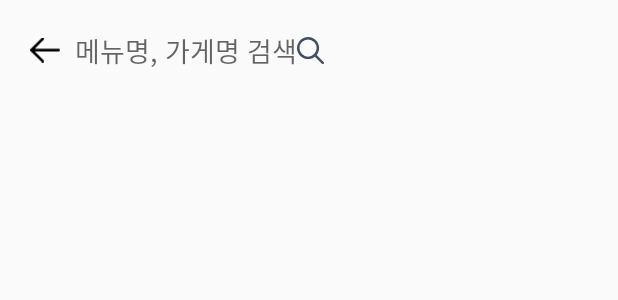
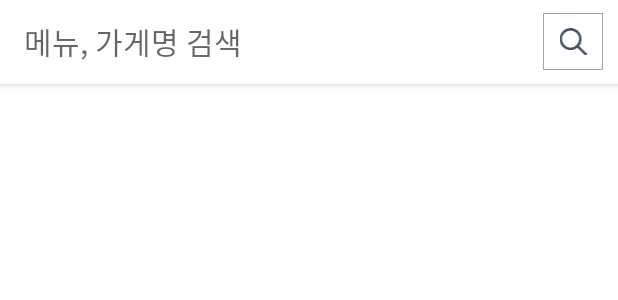
Before and after one commit to 2020-IT2/woowa-android-main-, an Android app: the layout activity_search.xml on its own in the app's theme, with its tools: preview values and no code run, on a phone screen of 412 x 824 dp. Shown: the top 300 px of the screen. Run offline under Robolectric (Android 15) with nearby library versions, the phone set to English and light mode, and no system bars.

Commit message:
ADD search bar

```diff
--- a/app/src/main/AndroidManifest.xml
+++ b/app/src/main/AndroidManifest.xml
@@ -12,7 +12,8 @@
         android:roundIcon="@mipmap/ic_launcher_round"
         android:supportsRtl="true"
         android:theme="@style/AppTheme">
-        <activity android:name=".MainActivity">
+        <activity android:name=".MainActivity"
+            android:configChanges="orientation|screenSize">
             <intent-filter>
                 <action android:name="android.intent.action.MAIN" />
 
--- a/app/src/main/java/com/woowahan/woowahanfoods/Home.java
+++ b/app/src/main/java/com/woowahan/woowahanfoods/Home.java
@@ -12,7 +12,7 @@ import androidx.annotation.NonNull;
 import androidx.annotation.Nullable;
 import androidx.fragment.app.Fragment;
 
-public class Home extends Fragment {
+public class Home extends Fragment  {
 
     private LinearLayout search, address;
 
--- a/app/src/main/java/com/woowahan/woowahanfoods/MainActivity.java
+++ b/app/src/main/java/com/woowahan/woowahanfoods/MainActivity.java
@@ -1,6 +1,7 @@
 package com.woowahan.woowahanfoods;
 
 import android.content.Intent;
+import android.content.res.Configuration;
 import android.graphics.Color;
 import android.os.Bundle;
 import android.util.Log;
@@ -143,4 +144,8 @@ public class MainActivity extends AppCompatActivity implements OnMapReadyCallbac
         transaction.addToBackStack(null);
         transaction.commit();
     }
+
+    public void onConfigurationChanged(Configuration newConfig) {
+        super.onConfigurationChanged(newConfig);
+    }
 }
--- a/app/src/main/res/layout/activity_search.xml
+++ b/app/src/main/res/layout/activity_search.xml
@@ -1,38 +1,78 @@
 <?xml version="1.0" encoding="utf-8"?>
-<LinearLayout xmlns:android="http://schemas.android.com/apk/res/android"
+<androidx.coordinatorlayout.widget.CoordinatorLayout
+    xmlns:android="http://schemas.android.com/apk/res/android"
     xmlns:app="http://schemas.android.com/apk/res-auto"
     xmlns:tools="http://schemas.android.com/tools"
     android:layout_width="match_parent"
     android:layout_height="match_parent"
-    tools:context=".Search">
+    android:background="@android:color/white">
 
-    <LinearLayout
+    <androidx.core.widget.NestedScrollView
         android:layout_width="match_parent"
-        android:layout_height="wrap_content"
-        android:orientation="horizontal"
-        android:layout_marginTop="20dp">
-        <ImageView
-            android:id="@+id/iv_arrowleft"
-            android:layout_width="20dp"
-            android:layout_height="20dp"
-            android:src="@drawable/ic_arrowleft"
-            android:layout_marginLeft="20dp"
-            android:layout_gravity="center"/>
+        android:layout_height="match_parent"
+        android:layout_marginBottom="70dp"
+        android:overScrollMode="never"
+        android:scrollbarFadeDuration="0"
+        android:scrollbarSize="5dp"
+        android:scrollbarThumbVertical="@android:color/darker_gray"
+        app:layout_behavior="@string/appbar_scrolling_view_behavior">
 
-        <EditText
-            android:layout_width="wrap_content"
+        <androidx.recyclerview.widget.RecyclerView
+            android:id="@+id/rv_comment"
+            android:layout_width="match_parent"
             android:layout_height="wrap_content"
-            android:hint="메뉴명, 가게명 검색"
-            android:background="@color/transparent"
-            android:layout_marginLeft="10dp"
-            android:fontFamily="@font/eleven"/>
+            android:layout_marginHorizontal="15dp"
+            android:overScrollMode="never" />
+    </androidx.core.widget.NestedScrollView>
 
-        <ImageView
-            android:layout_width="wrap_content"
+    <com.google.android.material.appbar.AppBarLayout
+        android:layout_width="match_parent"
+        android:layout_height="wrap_content">
+
+        <com.google.android.material.appbar.CollapsingToolbarLayout
+            android:layout_width="match_parent"
             android:layout_height="wrap_content"
-            android:layout_gravity="center"
-            android:src="@drawable/ic_search" />
-    </LinearLayout>
+            app:layout_scrollFlags="scroll|exitUntilCollapsed">
+            <!--            app:layout_scrollFlags="scroll|exitUntilCollapsed|enterAlways">-->
 
+            <androidx.appcompat.widget.Toolbar
+                android:id="@+id/toolbar"
+                android:layout_width="match_parent"
+                android:layout_height="wrap_content"
+                android:background="@android:color/white"
+                app:layout_collapseMode="pin">
+                <LinearLayout
+                    android:layout_width="match_parent"
+                    android:layout_height="match_parent">
+                    <EditText
+                        android:layout_weight="3"
+                        android:layout_width="match_parent"
+                        android:layout_height="match_parent"
+                        android:background="@android:color/transparent"
+                        android:hint="메뉴, 가게명 검색"
+                        android:paddingVertical="3dp"
+                        android:textColor="@android:color/black"
+                        android:textSize="20dp"/>
 
-</LinearLayout>
+                    <LinearLayout
+                        android:layout_width="wrap_content"
+                        android:layout_height="match_parent"
+                        android:paddingHorizontal="10dp">
+                        <ImageView
+                            android:id="@+id/iv_search"
+                            android:padding="10dp"
+                            android:layout_width="40dp"
+                            android:layout_height="match_parent"
+                            android:src="@drawable/ic_search"
+                            android:layout_gravity="center"
+                            android:background="@drawable/edge"
+                            android:layout_weight="3"
+                            />
+                    </LinearLayout>
+                </LinearLayout>
+
+            </androidx.appcompat.widget.Toolbar>
+        </com.google.android.material.appbar.CollapsingToolbarLayout>
+    </com.google.android.material.appbar.AppBarLayout>
+
+</androidx.coordinatorlayout.widget.CoordinatorLayout>
```
Also changed, not shown: app/src/main/java/com/woowahan/woowahanfoods/Search.java (+38 -8 lines), app/src/main/res/layout/fragment_home.xml (+0 -27 lines).
